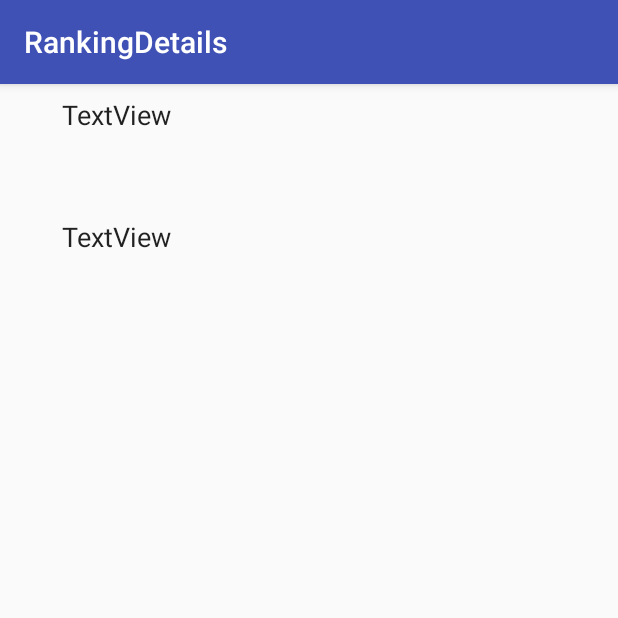
After one commit to MaikuZ/SimplyTrackMe, an Android app: the RankingDetails screen opened directly, with no data from a screen before it, on a phone screen of 412 x 824 dp, the top half of it. The commit adds this screen. Run offline under Robolectric (Android 15) with nearby library versions, the phone set to English and light mode, and no system bars; 2 statements that could not run were skipped.

Commit message:
Add rankings

```diff
--- a/SimplyTrackMe/app/build.gradle
+++ b/SimplyTrackMe/app/build.gradle
@@ -31,8 +31,9 @@ dependencies {
     compile 'com.android.support.constraint:constraint-layout:1.0.2'
     compile 'com.android.support:support-v4:25.3.1'
     compile 'com.android.support:support-vector-drawable:25.3.1'
-    compile 'com.google.android.gms:play-services-maps:10.2.4'
+    compile 'com.google.android.gms:play-services-maps:10.2.6'
     compile 'postgresql:postgresql:9.1-901-1.jdbc4'
     compile 'com.google.android.gms:play-services-auth:10.2.6'
+    compile 'com.android.support:design:25.3.1'
     testCompile 'junit:junit:4.12'
 }
--- a/SimplyTrackMe/app/src/main/java/com/example/piotrhelm/simplytrackme/Main.java
+++ b/SimplyTrackMe/app/src/main/java/com/example/piotrhelm/simplytrackme/Main.java
@@ -46,4 +46,8 @@ public class Main extends AppCompatActivity {
         Intent intent = new Intent(this, SettingsActivity.class);
         startActivity(intent);
     }
+    public void goToRankings(View view) {
+        Intent intent = new Intent(this, RankingActivity.class);
+        startActivity(intent);
+    }
 }
--- /dev/null
+++ b/SimplyTrackMe/app/src/main/java/com/example/piotrhelm/simplytrackme/RankingDetails.java
@@ -0,0 +1,26 @@
+package com.example.piotrhelm.simplytrackme;
+
+import android.os.Bundle;
+import android.support.v7.app.AppCompatActivity;
+import android.support.v7.widget.Toolbar;
+import android.widget.TextView;
+
+public class RankingDetails extends AppCompatActivity {
+
+    RankingElement element;
+    TextView userField;
+    TextView resultField;
+    @Override
+    protected void onCreate(Bundle savedInstanceState) {
+        super.onCreate(savedInstanceState);
+        setContentView(R.layout.activity_ranking_details);
+        Toolbar toolbar = (Toolbar) findViewById(R.id.toolbar);
+        userField = (TextView) findViewById(R.id.author);
+        resultField = (TextView) findViewById(R.id.result);
+        setSupportActionBar(toolbar);
+        element = (RankingElement) this.getIntent().getSerializableExtra("rankdata");
+        userField.setText(element.owner);
+        resultField.setText(element.result);
+    }
+
+}
--- a/SimplyTrackMe/app/src/main/java/com/example/piotrhelm/simplytrackme/trackDetailsView.java
+++ b/SimplyTrackMe/app/src/main/java/com/example/piotrhelm/simplytrackme/trackDetailsView.java
@@ -57,7 +57,7 @@ public class trackDetailsView extends AppCompatActivity {
 
     public void onSendToServer(View view) {
         DbOps.referenceToApp = this;
-        DbOps.UploadTrack(currentTrack);
+        DbOps.UploadTrack(this, currentTrack);
     }
     @Override
     protected void onCreate(Bundle savedInstanceState) {
--- /dev/null
+++ b/SimplyTrackMe/app/src/main/res/layout/activity_ranking_details.xml
@@ -0,0 +1,25 @@
+<?xml version="1.0" encoding="utf-8"?>
+<android.support.design.widget.CoordinatorLayout xmlns:android="http://schemas.android.com/apk/res/android"
+    xmlns:app="http://schemas.android.com/apk/res-auto"
+    xmlns:tools="http://schemas.android.com/tools"
+    android:layout_width="match_parent"
+    android:layout_height="match_parent"
+    tools:context="com.example.piotrhelm.simplytrackme.RankingDetails">
+
+    <android.support.design.widget.AppBarLayout
+        android:layout_width="match_parent"
+        android:layout_height="wrap_content"
+        android:theme="@style/AppTheme.AppBarOverlay">
+
+        <android.support.v7.widget.Toolbar
+            android:id="@+id/toolbar"
+            android:layout_width="match_parent"
+            android:layout_height="?attr/actionBarSize"
+            android:background="?attr/colorPrimary"
+            app:popupTheme="@style/AppTheme.PopupOverlay" />
+
+    </android.support.design.widget.AppBarLayout>
+
+    <include layout="@layout/content_ranking_details" />
+
+</android.support.design.widget.CoordinatorLayout>
--- /dev/null
+++ b/SimplyTrackMe/app/src/main/res/layout/content_ranking_details.xml
@@ -0,0 +1,38 @@
+<?xml version="1.0" encoding="utf-8"?>
+<android.support.constraint.ConstraintLayout xmlns:android="http://schemas.android.com/apk/res/android"
+    xmlns:app="http://schemas.android.com/apk/res-auto"
+    xmlns:tools="http://schemas.android.com/tools"
+    android:layout_width="match_parent"
+    android:layout_height="match_parent"
+    app:layout_behavior="@string/appbar_scrolling_view_behavior"
+    tools:context="com.example.piotrhelm.simplytrackme.RankingDetails"
+    tools:showIn="@layout/activity_ranking_details">
+
+    <TextView
+        android:id="@+id/result"
+        android:layout_width="330dp"
+        android:layout_height="73dp"
+        android:layout_marginLeft="8dp"
+        android:layout_marginRight="8dp"
+        android:layout_marginTop="8dp"
+        android:text="TextView"
+        android:textAppearance="@android:style/TextAppearance.Medium"
+        app:layout_constraintLeft_toLeftOf="parent"
+        app:layout_constraintRight_toRightOf="parent"
+        app:layout_constraintTop_toBottomOf="@+id/author"
+        tools:text="notext" />
+
+    <TextView
+        android:id="@+id/author"
+        android:layout_width="330dp"
+        android:layout_height="73dp"
+        android:layout_marginLeft="8dp"
+        android:layout_marginRight="8dp"
+        android:layout_marginTop="8dp"
+        android:text="TextView"
+        android:textAppearance="@android:style/TextAppearance.Medium"
+        app:layout_constraintLeft_toLeftOf="parent"
+        app:layout_constraintRight_toRightOf="parent"
+        app:layout_constraintTop_toTopOf="parent"
+        tools:text="notext" />
+</android.support.constraint.ConstraintLayout>
--- a/SimplyTrackMe/app/src/main/res/values/strings.xml
+++ b/SimplyTrackMe/app/src/main/res/values/strings.xml
@@ -74,4 +74,5 @@
 
     <string name="pref_title_vibrate">Vibrate</string>
     <string name="title_activity_maps">Map</string>
+    <string name="title_activity_ranking_details">RankingDetails</string>
 </resources>
--- a/SimplyTrackMe/app/src/main/res/values/styles.xml
+++ b/SimplyTrackMe/app/src/main/res/values/styles.xml
@@ -8,4 +8,13 @@
         <item name="colorAccent">@color/colorAccent</item>
     </style>
 
+    <style name="AppTheme.NoActionBar">
+        <item name="windowActionBar">false</item>
+        <item name="windowNoTitle">true</item>
+    </style>
+
+    <style name="AppTheme.AppBarOverlay" parent="ThemeOverlay.AppCompat.Dark.ActionBar" />
+
+    <style name="AppTheme.PopupOverlay" parent="ThemeOverlay.AppCompat.Light" />
+
 </resources>
--- a/SimplyTrackMe/build.gradle
+++ b/SimplyTrackMe/build.gradle
@@ -5,7 +5,7 @@ buildscript {
         jcenter()
     }
     dependencies {
-        classpath 'com.android.tools.build:gradle:2.3.2'
+        classpath 'com.android.tools.build:gradle:2.3.3'
 
         // NOTE: Do not place your application dependencies here; they belong
         // in the individual module build.gradle files
```
Also changed, not shown: SimplyTrackMe/app/src/main/AndroidManifest.xml (+8 -3 lines), SimplyTrackMe/app/src/main/java/com/example/piotrhelm/simplytrackme/DbOps.java (+47 -6 lines), SimplyTrackMe/app/src/main/java/com/example/piotrhelm/simplytrackme/Ranking.java (added, +32 -0 lines), SimplyTrackMe/app/src/main/java/com/example/piotrhelm/simplytrackme/RankingActivity.java (added, +41 -0 lines), SimplyTrackMe/app/src/main/java/com/example/piotrhelm/simplytrackme/RankingAdapter.java (added, +60 -0 lines), SimplyTrackMe/app/src/main/java/com/example/piotrhelm/simplytrackme/RankingElement.java (added, +19 -0 lines), SimplyTrackMe/app/src/main/res/layout/activity_main.xml (+9 -0 lines), SimplyTrackMe/app/src/main/res/layout/activity_ranking.xml (added, +21 -0 lines), SimplyTrackMe/app/src/main/res/layout/ranking_element.xml (added, +19 -0 lines).
